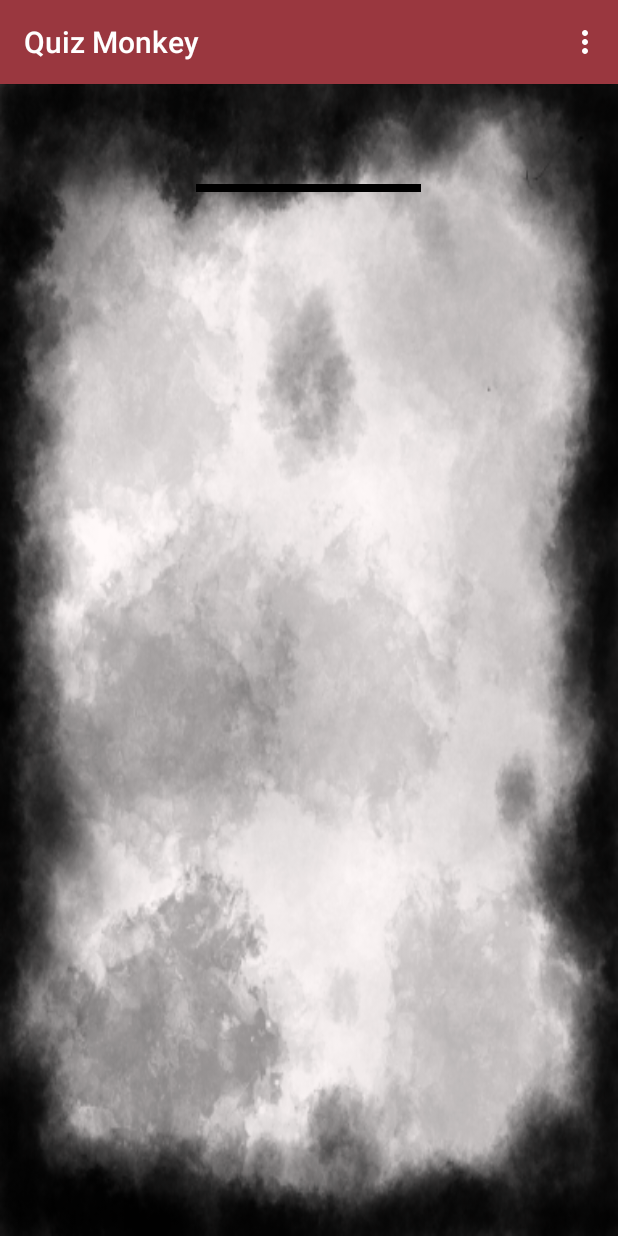
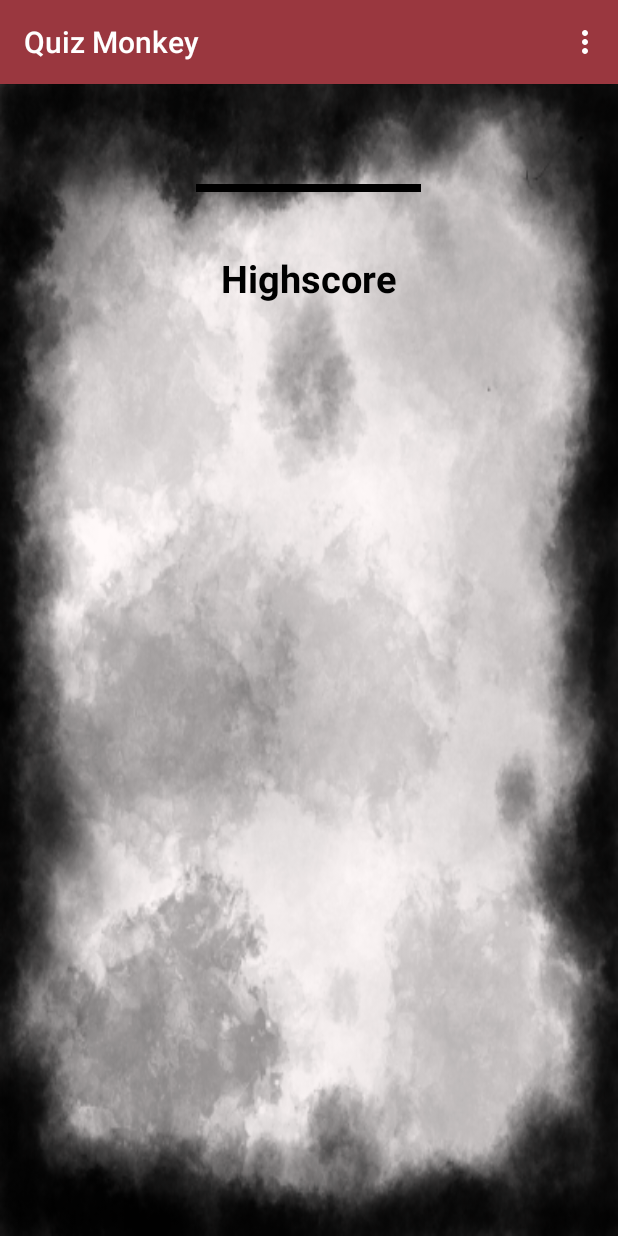
Before and after one commit to J4k08/QuizAppProject, an Android app: the PersonalProfileActivity screen opened directly, with no data from a screen before it, on a phone screen of 412 x 824 dp. Run offline under Robolectric (Android 15) with nearby library versions, the phone set to English and light mode, and no system bars; 5 statements that could not run were skipped.

Commit message:
Added personal highscore in personal profile screen

```diff
--- a/app/src/main/java/com/example/jakobhaglof/quizapp/PersonalProfileActivity.java
+++ b/app/src/main/java/com/example/jakobhaglof/quizapp/PersonalProfileActivity.java
@@ -1,7 +1,6 @@
 package com.example.jakobhaglof.quizapp;
 
 import android.content.Intent;
-import android.media.Image;
 import android.support.v7.app.AppCompatActivity;
 import android.os.Bundle;
 import android.util.Log;
@@ -21,6 +20,7 @@ public class PersonalProfileActivity extends AppCompatActivity implements Serial
     private String pName = "";
     private String clickedName = "";
     private String isFromMenu = "";
+    private int highscore = 0;
 
 
     @Override
@@ -84,10 +84,13 @@ public class PersonalProfileActivity extends AppCompatActivity implements Serial
 
     private void displayProfile(Player player) {
 
-        TextView name = (TextView) findViewById(R.id.Personal_profile);
+        TextView name = (TextView) findViewById(R.id.personal_profile);
         name.setText(player.getName());
 
         ImageView monkey = (ImageView) findViewById(R.id.monkey_personal);
         monkey.setBackgroundResource(player.getMonkeyID());
+
+        TextView highscore = (TextView) findViewById(R.id.personal_highscore);
+        highscore.setText("Högsta Poäng: " + player.getHighScore() + " poäng!");
     }
 }
--- a/app/src/main/res/layout/activity_personal_profile.xml
+++ b/app/src/main/res/layout/activity_personal_profile.xml
@@ -12,7 +12,7 @@
     android:background="@drawable/background">
 
     <TextView
-        android:id="@+id/Personal_profile"
+        android:id="@+id/personal_profile"
         android:layout_width="wrap_content"
         android:layout_height="wrap_content"
         android:layout_centerHorizontal="true"
@@ -29,7 +29,7 @@
         android:layout_centerHorizontal="true"
         android:layout_marginBottom="40dp"
         android:layout_marginTop="10dp"
-        android:layout_below="@id/Personal_profile"
+        android:layout_below="@id/personal_profile"
         android:background="@color/textColorBlack"/>
 
     <ImageView
@@ -39,5 +39,16 @@
         android:layout_height="wrap_content"
         android:layout_below="@+id/personal_view" />
 
+    <TextView
+        android:layout_width="wrap_content"
+        android:layout_height="wrap_content"
+        android:text="@string/personal_highscore"
+        android:layout_below="@id/monkey_personal"
+        android:textSize="25sp"
+        android:textStyle="bold"
+        android:textColor="@color/textColorBlack"
+        android:layout_centerInParent="true"
+        android:id="@+id/personal_highscore"/>
+
 
 </RelativeLayout>
--- a/app/src/main/res/values/strings.xml
+++ b/app/src/main/res/values/strings.xml
@@ -50,6 +50,7 @@
     <string name="play_again">Spela Igen</string>
     <string name="to_menu">Till Meny</string>
     <string name="to_highscore">Till Rekord</string>
+    <string name="personal_highscore">Highscore</string>
 
     <string-array name="categories">
         <item>Film &amp; TV</item>
```
